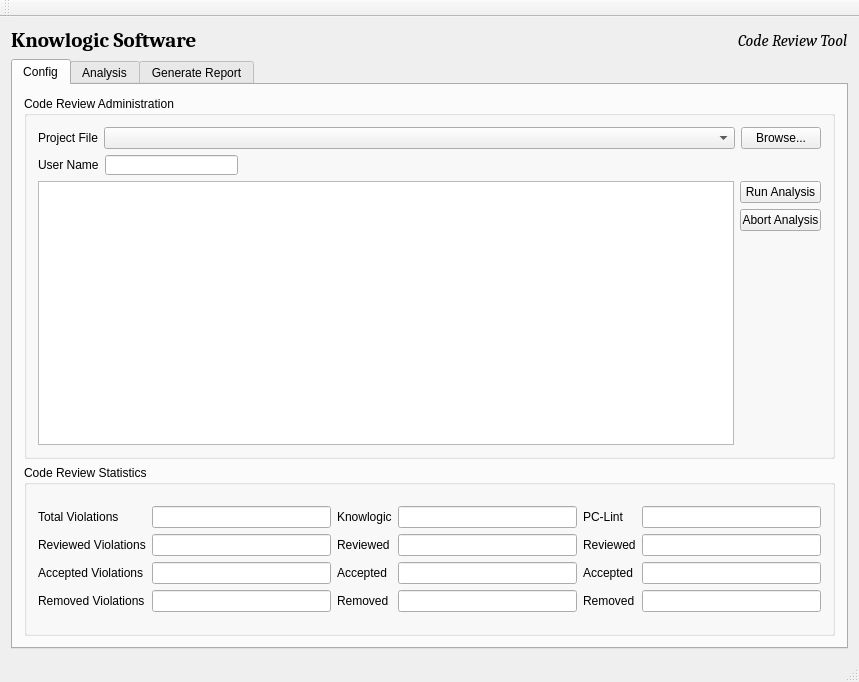
First picture: the form in crmainwindow.ui, repository jvahue/codereview1, before the edit.
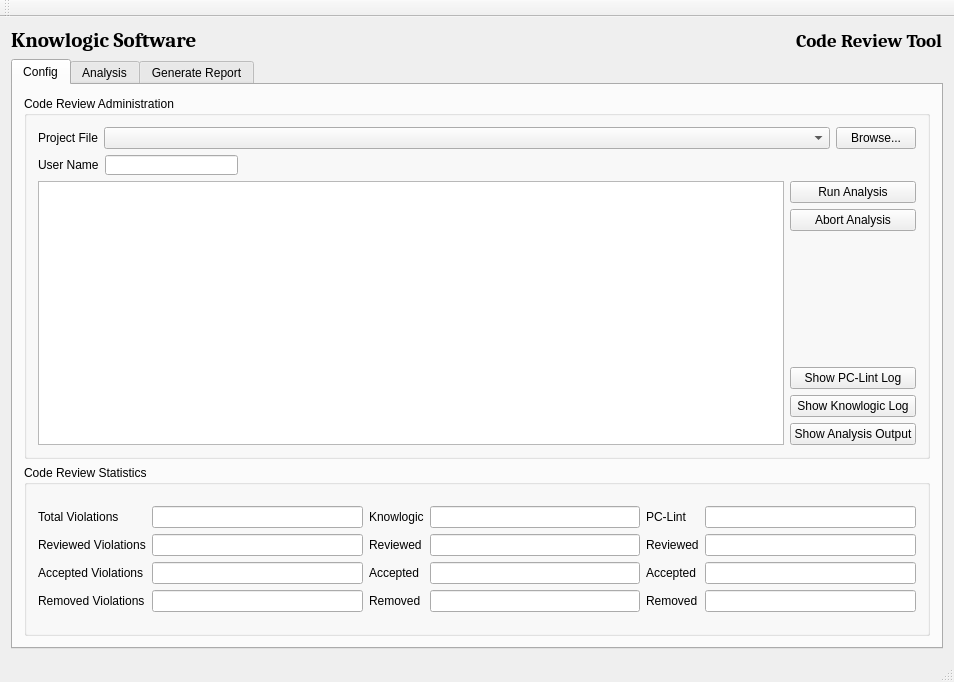
Second picture: the form after the edit.

Diff of the .ui file:
```diff
--- a/crmainwindow.ui
+++ b/crmainwindow.ui
@@ -6,7 +6,7 @@
    <rect>
     <x>0</x>
     <y>0</y>
-    <width>855</width>
+    <width>954</width>
     <height>682</height>
    </rect>
   </property>
@@ -54,13 +54,18 @@
           <property name="font">
            <font>
             <family>Cambria</family>
-            <pointsize>12</pointsize>
-            <italic>true</italic>
+            <pointsize>14</pointsize>
+            <weight>75</weight>
+            <italic>false</italic>
+            <bold>true</bold>
            </font>
           </property>
           <property name="text">
            <string>Code Review Tool</string>
           </property>
+          <property name="margin">
+           <number>2</number>
+          </property>
          </widget>
         </item>
        </layout>
@@ -192,6 +197,15 @@
               <layout class="QHBoxLayout" name="horizontalLayout_6">
                <item>
                 <widget class="QTextEdit" name="toolOutput">
+                 <property name="font">
+                  <font>
+                   <family>Arial</family>
+                   <pointsize>9</pointsize>
+                   <weight>50</weight>
+                   <italic>false</italic>
+                   <bold>false</bold>
+                  </font>
+                 </property>
                  <property name="readOnly">
                   <bool>true</bool>
                  </property>
@@ -203,12 +217,6 @@
                   <layout class="QVBoxLayout" name="verticalLayout_4">
                    <item>
                     <widget class="QPushButton" name="pushButton_RunAnalysis">
-                     <property name="maximumSize">
-                      <size>
-                       <width>81</width>
-                       <height>31</height>
-                      </size>
-                     </property>
                      <property name="text">
                       <string>Run Analysis</string>
                      </property>
@@ -216,12 +224,6 @@
                    </item>
                    <item>
                     <widget class="QPushButton" name="pushButtonAbortAnalysis">
-                     <property name="maximumSize">
-                      <size>
-                       <width>81</width>
-                       <height>31</height>
-                      </size>
-                     </property>
                      <property name="text">
                       <string>Abort Analysis</string>
                      </property>
@@ -242,6 +244,27 @@
                    </property>
                   </spacer>
                  </item>
+                 <item>
+                  <widget class="QPushButton" name="showPcLintLog">
+                   <property name="text">
+                    <string>Show PC-Lint Log</string>
+                   </property>
+                  </widget>
+                 </item>
+                 <item>
+                  <widget class="QPushButton" name="showKsLog">
+                   <property name="text">
+                    <string>Show Knowlogic Log</string>
+                   </property>
+                  </widget>
+                 </item>
+                 <item>
+                  <widget class="QPushButton" name="showToolOutput">
+                   <property name="text">
+                    <string>Show Analysis Output</string>
+                   </property>
+                  </widget>
+                 </item>
                 </layout>
                </item>
               </layout>
```
Left out of the diff: 15 changed lines with no effect on the pictures. Lines whose indentation alone changed are shown as unchanged.
